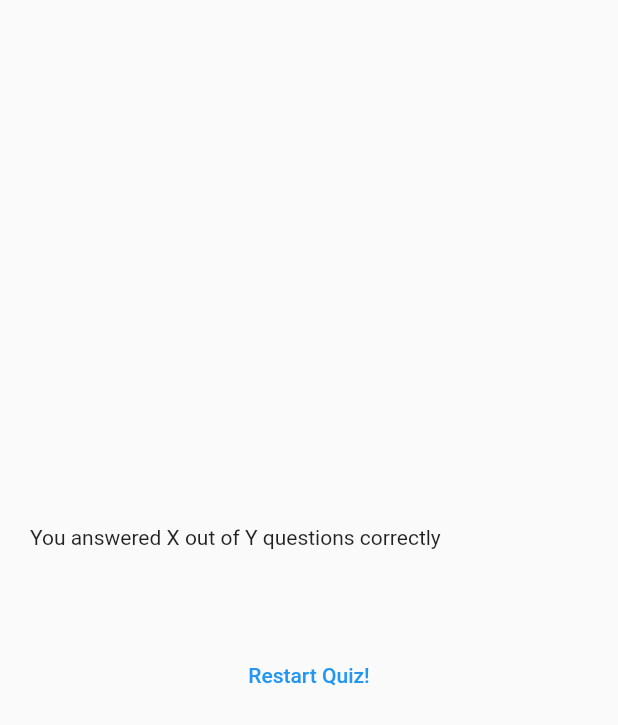
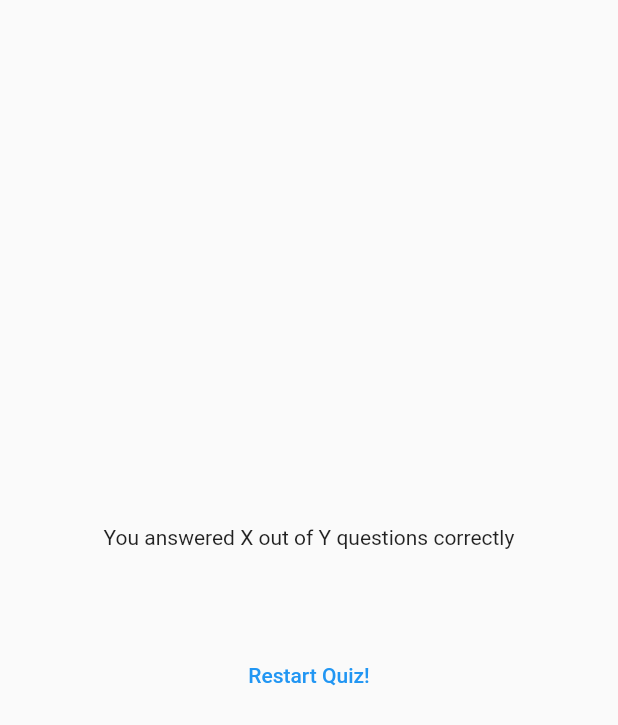
Before and after one commit to MattiaLR95/flutter_corso, a Flutter app: the ResultScreen widget shown alone on an empty page, opened directly with empty values, on a phone screen of 412 x 824 dp. Shown: the top 725 px of the screen. Run offline on Flutter 3.47's test engine with Material 2 defaults, Android fonts, the phone set to English and light mode, and no system bars; our stand-ins replace google_fonts.

Commit message:
bug fixes

```diff
--- a/lib/questions_summary.dart
+++ b/lib/questions_summary.dart
@@ -9,11 +9,11 @@ class QuestionSummary extends StatelessWidget {
   Widget build(BuildContext context) {
     return Column(
       children: summaryData.map((data) {
-        print(data);
         return Row(
           children: [
             Text(((data['question_index'] as int) + 1).toString()),
-            Column(
+            Expanded(
+              child: Column(
                 children: [
                   Text(data['question'] as String),
                   const SizedBox(
@@ -23,6 +23,7 @@ class QuestionSummary extends StatelessWidget {
                   Text(data['correct_question'] as String),
                 ],
               ),
+            ),
           ],
         );
       }).toList(),
--- a/lib/results_screen.dart
+++ b/lib/results_screen.dart
@@ -36,7 +36,8 @@ class ResultScreen extends StatelessWidget {
           crossAxisAlignment: CrossAxisAlignment.stretch,
           children: [
             const Text(
-                'You answered X out of Y questions correctly'),
+                'You answered X out of Y questions correctly',
+                textAlign: TextAlign.center,),
             const SizedBox(
               height: 30,
             ),
```
Lines whose indentation alone changed are shown as unchanged.
